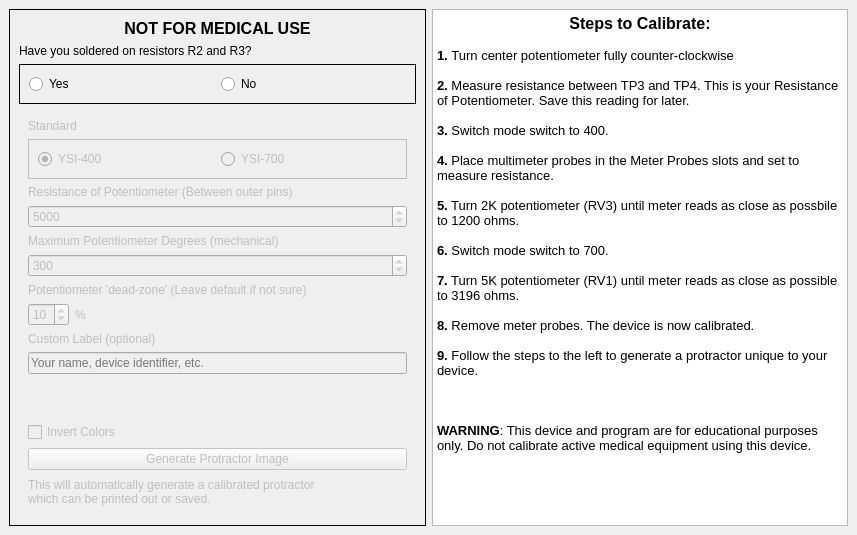
First picture: the form in protractor_ui.ui, repository HTM-Workshop/protractor-generator, before the edit.
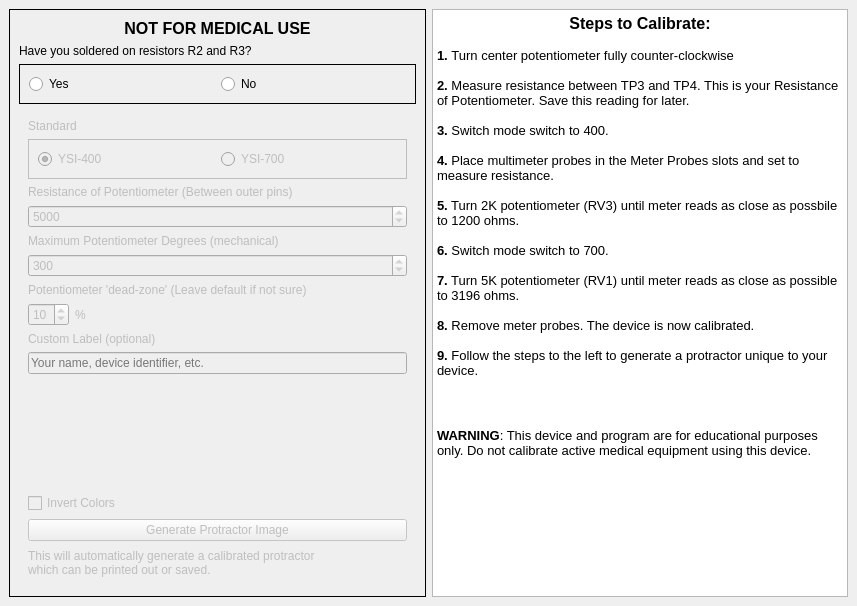
Second picture: the form after the edit.

Commit message: Fix window size issue for macos

```diff
--- a/protractor_ui.ui
+++ b/protractor_ui.ui
@@ -7,13 +7,13 @@
     <x>0</x>
     <y>0</y>
     <width>857</width>
-    <height>535</height>
+    <height>606</height>
    </rect>
   </property>
   <property name="minimumSize">
    <size>
     <width>857</width>
-    <height>535</height>
+    <height>606</height>
    </size>
   </property>
   <property name="maximumSize">
@@ -33,29 +33,29 @@
        <string>&lt;!DOCTYPE HTML PUBLIC &quot;-//W3C//DTD HTML 4.0//EN&quot; &quot;http://www.w3.org/TR/REC-html40/strict.dtd&quot;&gt;
 &lt;html&gt;&lt;head&gt;&lt;meta name=&quot;qrichtext&quot; content=&quot;1&quot; /&gt;&lt;style type=&quot;text/css&quot;&gt;
 p, li { white-space: pre-wrap; }
-&lt;/style&gt;&lt;/head&gt;&lt;body style=&quot; font-family:'Ubuntu'; font-size:10pt; font-weight:400; font-style:normal;&quot;&gt;
-&lt;p align=&quot;center&quot; style=&quot; margin-top:0px; margin-bottom:0px; margin-left:0px; margin-right:0px; -qt-block-indent:0; text-indent:0px;&quot;&gt;&lt;span style=&quot; font-size:12pt; font-weight:600;&quot;&gt;Steps to Calibrate:&lt;/span&gt;&lt;/p&gt;
-&lt;p style=&quot;-qt-paragraph-type:empty; margin-top:0px; margin-bottom:0px; margin-left:0px; margin-right:0px; -qt-block-indent:0; text-indent:0px;&quot;&gt;&lt;br /&gt;&lt;/p&gt;
-&lt;p style=&quot; margin-top:0px; margin-bottom:0px; margin-left:0px; margin-right:0px; -qt-block-indent:0; text-indent:0px;&quot;&gt;&lt;span style=&quot; font-weight:600;&quot;&gt;1. &lt;/span&gt;Turn center potentiometer fully counter-clockwise&lt;/p&gt;
-&lt;p style=&quot;-qt-paragraph-type:empty; margin-top:0px; margin-bottom:0px; margin-left:0px; margin-right:0px; -qt-block-indent:0; text-indent:0px;&quot;&gt;&lt;br /&gt;&lt;/p&gt;
-&lt;p style=&quot; margin-top:0px; margin-bottom:0px; margin-left:0px; margin-right:0px; -qt-block-indent:0; text-indent:0px;&quot;&gt;&lt;span style=&quot; font-weight:600;&quot;&gt;2.&lt;/span&gt; Measure resistance between TP3 and TP4. This is your Resistance of Potentiometer. Save this reading for later.&lt;/p&gt;
-&lt;p style=&quot;-qt-paragraph-type:empty; margin-top:0px; margin-bottom:0px; margin-left:0px; margin-right:0px; -qt-block-indent:0; text-indent:0px;&quot;&gt;&lt;br /&gt;&lt;/p&gt;
-&lt;p style=&quot; margin-top:0px; margin-bottom:0px; margin-left:0px; margin-right:0px; -qt-block-indent:0; text-indent:0px;&quot;&gt;&lt;span style=&quot; font-weight:600;&quot;&gt;3.&lt;/span&gt; Switch mode switch to 400.&lt;/p&gt;
-&lt;p style=&quot;-qt-paragraph-type:empty; margin-top:0px; margin-bottom:0px; margin-left:0px; margin-right:0px; -qt-block-indent:0; text-indent:0px;&quot;&gt;&lt;br /&gt;&lt;/p&gt;
-&lt;p style=&quot; margin-top:0px; margin-bottom:0px; margin-left:0px; margin-right:0px; -qt-block-indent:0; text-indent:0px;&quot;&gt;&lt;span style=&quot; font-weight:600;&quot;&gt;4.&lt;/span&gt; Place multimeter probes in the Meter Probes slots and set to measure resistance.&lt;/p&gt;
-&lt;p style=&quot;-qt-paragraph-type:empty; margin-top:0px; margin-bottom:0px; margin-left:0px; margin-right:0px; -qt-block-indent:0; text-indent:0px;&quot;&gt;&lt;br /&gt;&lt;/p&gt;
-&lt;p style=&quot; margin-top:0px; margin-bottom:0px; margin-left:0px; margin-right:0px; -qt-block-indent:0; text-indent:0px;&quot;&gt;&lt;span style=&quot; font-weight:600;&quot;&gt;5.&lt;/span&gt; Turn 2K potentiometer (RV3) until meter reads as close as possbile to 1200 ohms.&lt;/p&gt;
-&lt;p style=&quot;-qt-paragraph-type:empty; margin-top:0px; margin-bottom:0px; margin-left:0px; margin-right:0px; -qt-block-indent:0; text-indent:0px;&quot;&gt;&lt;br /&gt;&lt;/p&gt;
-&lt;p style=&quot; margin-top:0px; margin-bottom:0px; margin-left:0px; margin-right:0px; -qt-block-indent:0; text-indent:0px;&quot;&gt;&lt;span style=&quot; font-weight:600;&quot;&gt;6.&lt;/span&gt; Switch mode switch to 700.&lt;/p&gt;
-&lt;p style=&quot;-qt-paragraph-type:empty; margin-top:0px; margin-bottom:0px; margin-left:0px; margin-right:0px; -qt-block-indent:0; text-indent:0px;&quot;&gt;&lt;br /&gt;&lt;/p&gt;
-&lt;p style=&quot; margin-top:0px; margin-bottom:0px; margin-left:0px; margin-right:0px; -qt-block-indent:0; text-indent:0px;&quot;&gt;&lt;span style=&quot; font-weight:600;&quot;&gt;7.&lt;/span&gt; Turn 5K potentiometer (RV1) until meter reads as close as possible to 3196 ohms.&lt;/p&gt;
-&lt;p style=&quot;-qt-paragraph-type:empty; margin-top:0px; margin-bottom:0px; margin-left:0px; margin-right:0px; -qt-block-indent:0; text-indent:0px;&quot;&gt;&lt;br /&gt;&lt;/p&gt;
-&lt;p style=&quot; margin-top:0px; margin-bottom:0px; margin-left:0px; margin-right:0px; -qt-block-indent:0; text-indent:0px;&quot;&gt;&lt;span style=&quot; font-weight:600;&quot;&gt;8.&lt;/span&gt; Remove meter probes. The device is now calibrated.&lt;/p&gt;
-&lt;p style=&quot;-qt-paragraph-type:empty; margin-top:0px; margin-bottom:0px; margin-left:0px; margin-right:0px; -qt-block-indent:0; text-indent:0px;&quot;&gt;&lt;br /&gt;&lt;/p&gt;
-&lt;p style=&quot; margin-top:0px; margin-bottom:0px; margin-left:0px; margin-right:0px; -qt-block-indent:0; text-indent:0px;&quot;&gt;&lt;span style=&quot; font-weight:600;&quot;&gt;9.&lt;/span&gt; Follow the steps to the left to generate a protractor unique to your device.&lt;/p&gt;
-&lt;p style=&quot;-qt-paragraph-type:empty; margin-top:0px; margin-bottom:0px; margin-left:0px; margin-right:0px; -qt-block-indent:0; text-indent:0px;&quot;&gt;&lt;br /&gt;&lt;/p&gt;
-&lt;p style=&quot;-qt-paragraph-type:empty; margin-top:0px; margin-bottom:0px; margin-left:0px; margin-right:0px; -qt-block-indent:0; text-indent:0px;&quot;&gt;&lt;br /&gt;&lt;/p&gt;
-&lt;p style=&quot; margin-top:0px; margin-bottom:0px; margin-left:0px; margin-right:0px; -qt-block-indent:0; text-indent:0px;&quot;&gt;&lt;br /&gt;&lt;span style=&quot; font-weight:600;&quot;&gt;WARNING&lt;/span&gt;: This device and program are for educational purposes only. Do not calibrate active medical equipment using this device.&lt;/p&gt;&lt;/body&gt;&lt;/html&gt;</string>
+&lt;/style&gt;&lt;/head&gt;&lt;body style=&quot; font-family:'.AppleSystemUIFont'; font-size:13pt; font-weight:400; font-style:normal;&quot;&gt;
+&lt;p align=&quot;center&quot; style=&quot; margin-top:0px; margin-bottom:0px; margin-left:0px; margin-right:0px; -qt-block-indent:0; text-indent:0px;&quot;&gt;&lt;span style=&quot; font-family:'Ubuntu'; font-size:12pt; font-weight:600;&quot;&gt;Steps to Calibrate:&lt;/span&gt;&lt;/p&gt;
+&lt;p style=&quot;-qt-paragraph-type:empty; margin-top:0px; margin-bottom:0px; margin-left:0px; margin-right:0px; -qt-block-indent:0; text-indent:0px; font-family:'Ubuntu'; font-size:10pt;&quot;&gt;&lt;br /&gt;&lt;/p&gt;
+&lt;p style=&quot; margin-top:0px; margin-bottom:0px; margin-left:0px; margin-right:0px; -qt-block-indent:0; text-indent:0px;&quot;&gt;&lt;span style=&quot; font-family:'Ubuntu'; font-size:10pt; font-weight:600;&quot;&gt;1. &lt;/span&gt;&lt;span style=&quot; font-family:'Ubuntu'; font-size:10pt;&quot;&gt;Turn center potentiometer fully counter-clockwise&lt;/span&gt;&lt;/p&gt;
+&lt;p style=&quot;-qt-paragraph-type:empty; margin-top:0px; margin-bottom:0px; margin-left:0px; margin-right:0px; -qt-block-indent:0; text-indent:0px; font-family:'Ubuntu'; font-size:10pt;&quot;&gt;&lt;br /&gt;&lt;/p&gt;
+&lt;p style=&quot; margin-top:0px; margin-bottom:0px; margin-left:0px; margin-right:0px; -qt-block-indent:0; text-indent:0px;&quot;&gt;&lt;span style=&quot; font-family:'Ubuntu'; font-size:10pt; font-weight:600;&quot;&gt;2.&lt;/span&gt;&lt;span style=&quot; font-family:'Ubuntu'; font-size:10pt;&quot;&gt; Measure resistance between TP3 and TP4. This is your Resistance of Potentiometer. Save this reading for later.&lt;/span&gt;&lt;/p&gt;
+&lt;p style=&quot;-qt-paragraph-type:empty; margin-top:0px; margin-bottom:0px; margin-left:0px; margin-right:0px; -qt-block-indent:0; text-indent:0px; font-family:'Ubuntu'; font-size:10pt;&quot;&gt;&lt;br /&gt;&lt;/p&gt;
+&lt;p style=&quot; margin-top:0px; margin-bottom:0px; margin-left:0px; margin-right:0px; -qt-block-indent:0; text-indent:0px;&quot;&gt;&lt;span style=&quot; font-family:'Ubuntu'; font-size:10pt; font-weight:600;&quot;&gt;3.&lt;/span&gt;&lt;span style=&quot; font-family:'Ubuntu'; font-size:10pt;&quot;&gt; Switch mode switch to 400.&lt;/span&gt;&lt;/p&gt;
+&lt;p style=&quot;-qt-paragraph-type:empty; margin-top:0px; margin-bottom:0px; margin-left:0px; margin-right:0px; -qt-block-indent:0; text-indent:0px; font-family:'Ubuntu'; font-size:10pt;&quot;&gt;&lt;br /&gt;&lt;/p&gt;
+&lt;p style=&quot; margin-top:0px; margin-bottom:0px; margin-left:0px; margin-right:0px; -qt-block-indent:0; text-indent:0px;&quot;&gt;&lt;span style=&quot; font-family:'Ubuntu'; font-size:10pt; font-weight:600;&quot;&gt;4.&lt;/span&gt;&lt;span style=&quot; font-family:'Ubuntu'; font-size:10pt;&quot;&gt; Place multimeter probes in the Meter Probes slots and set to measure resistance.&lt;/span&gt;&lt;/p&gt;
+&lt;p style=&quot;-qt-paragraph-type:empty; margin-top:0px; margin-bottom:0px; margin-left:0px; margin-right:0px; -qt-block-indent:0; text-indent:0px; font-family:'Ubuntu'; font-size:10pt;&quot;&gt;&lt;br /&gt;&lt;/p&gt;
+&lt;p style=&quot; margin-top:0px; margin-bottom:0px; margin-left:0px; margin-right:0px; -qt-block-indent:0; text-indent:0px;&quot;&gt;&lt;span style=&quot; font-family:'Ubuntu'; font-size:10pt; font-weight:600;&quot;&gt;5.&lt;/span&gt;&lt;span style=&quot; font-family:'Ubuntu'; font-size:10pt;&quot;&gt; Turn 2K potentiometer (RV3) until meter reads as close as possbile to 1200 ohms.&lt;/span&gt;&lt;/p&gt;
+&lt;p style=&quot;-qt-paragraph-type:empty; margin-top:0px; margin-bottom:0px; margin-left:0px; margin-right:0px; -qt-block-indent:0; text-indent:0px; font-family:'Ubuntu'; font-size:10pt;&quot;&gt;&lt;br /&gt;&lt;/p&gt;
+&lt;p style=&quot; margin-top:0px; margin-bottom:0px; margin-left:0px; margin-right:0px; -qt-block-indent:0; text-indent:0px;&quot;&gt;&lt;span style=&quot; font-family:'Ubuntu'; font-size:10pt; font-weight:600;&quot;&gt;6.&lt;/span&gt;&lt;span style=&quot; font-family:'Ubuntu'; font-size:10pt;&quot;&gt; Switch mode switch to 700.&lt;/span&gt;&lt;/p&gt;
+&lt;p style=&quot;-qt-paragraph-type:empty; margin-top:0px; margin-bottom:0px; margin-left:0px; margin-right:0px; -qt-block-indent:0; text-indent:0px; font-family:'Ubuntu'; font-size:10pt;&quot;&gt;&lt;br /&gt;&lt;/p&gt;
+&lt;p style=&quot; margin-top:0px; margin-bottom:0px; margin-left:0px; margin-right:0px; -qt-block-indent:0; text-indent:0px;&quot;&gt;&lt;span style=&quot; font-family:'Ubuntu'; font-size:10pt; font-weight:600;&quot;&gt;7.&lt;/span&gt;&lt;span style=&quot; font-family:'Ubuntu'; font-size:10pt;&quot;&gt; Turn 5K potentiometer (RV1) until meter reads as close as possible to 3196 ohms.&lt;/span&gt;&lt;/p&gt;
+&lt;p style=&quot;-qt-paragraph-type:empty; margin-top:0px; margin-bottom:0px; margin-left:0px; margin-right:0px; -qt-block-indent:0; text-indent:0px; font-family:'Ubuntu'; font-size:10pt;&quot;&gt;&lt;br /&gt;&lt;/p&gt;
+&lt;p style=&quot; margin-top:0px; margin-bottom:0px; margin-left:0px; margin-right:0px; -qt-block-indent:0; text-indent:0px;&quot;&gt;&lt;span style=&quot; font-family:'Ubuntu'; font-size:10pt; font-weight:600;&quot;&gt;8.&lt;/span&gt;&lt;span style=&quot; font-family:'Ubuntu'; font-size:10pt;&quot;&gt; Remove meter probes. The device is now calibrated.&lt;/span&gt;&lt;/p&gt;
+&lt;p style=&quot;-qt-paragraph-type:empty; margin-top:0px; margin-bottom:0px; margin-left:0px; margin-right:0px; -qt-block-indent:0; text-indent:0px; font-family:'Ubuntu'; font-size:10pt;&quot;&gt;&lt;br /&gt;&lt;/p&gt;
+&lt;p style=&quot; margin-top:0px; margin-bottom:0px; margin-left:0px; margin-right:0px; -qt-block-indent:0; text-indent:0px;&quot;&gt;&lt;span style=&quot; font-family:'Ubuntu'; font-size:10pt; font-weight:600;&quot;&gt;9.&lt;/span&gt;&lt;span style=&quot; font-family:'Ubuntu'; font-size:10pt;&quot;&gt; Follow the steps to the left to generate a protractor unique to your device.&lt;/span&gt;&lt;/p&gt;
+&lt;p style=&quot;-qt-paragraph-type:empty; margin-top:0px; margin-bottom:0px; margin-left:0px; margin-right:0px; -qt-block-indent:0; text-indent:0px; font-family:'Ubuntu'; font-size:10pt;&quot;&gt;&lt;br /&gt;&lt;/p&gt;
+&lt;p style=&quot;-qt-paragraph-type:empty; margin-top:0px; margin-bottom:0px; margin-left:0px; margin-right:0px; -qt-block-indent:0; text-indent:0px; font-family:'Ubuntu'; font-size:10pt;&quot;&gt;&lt;br /&gt;&lt;/p&gt;
+&lt;p style=&quot; margin-top:0px; margin-bottom:0px; margin-left:0px; margin-right:0px; -qt-block-indent:0; text-indent:0px;&quot;&gt;&lt;span style=&quot; font-family:'Ubuntu'; font-size:10pt;&quot;&gt;&lt;br /&gt;&lt;/span&gt;&lt;span style=&quot; font-family:'Ubuntu'; font-size:10pt; font-weight:600;&quot;&gt;WARNING&lt;/span&gt;&lt;span style=&quot; font-family:'Ubuntu'; font-size:10pt;&quot;&gt;: This device and program are for educational purposes only. Do not calibrate active medical equipment using this device.&lt;/span&gt;&lt;/p&gt;&lt;/body&gt;&lt;/html&gt;</string>
       </property>
      </widget>
     </item>
```
The commit also changes 1 other file.
